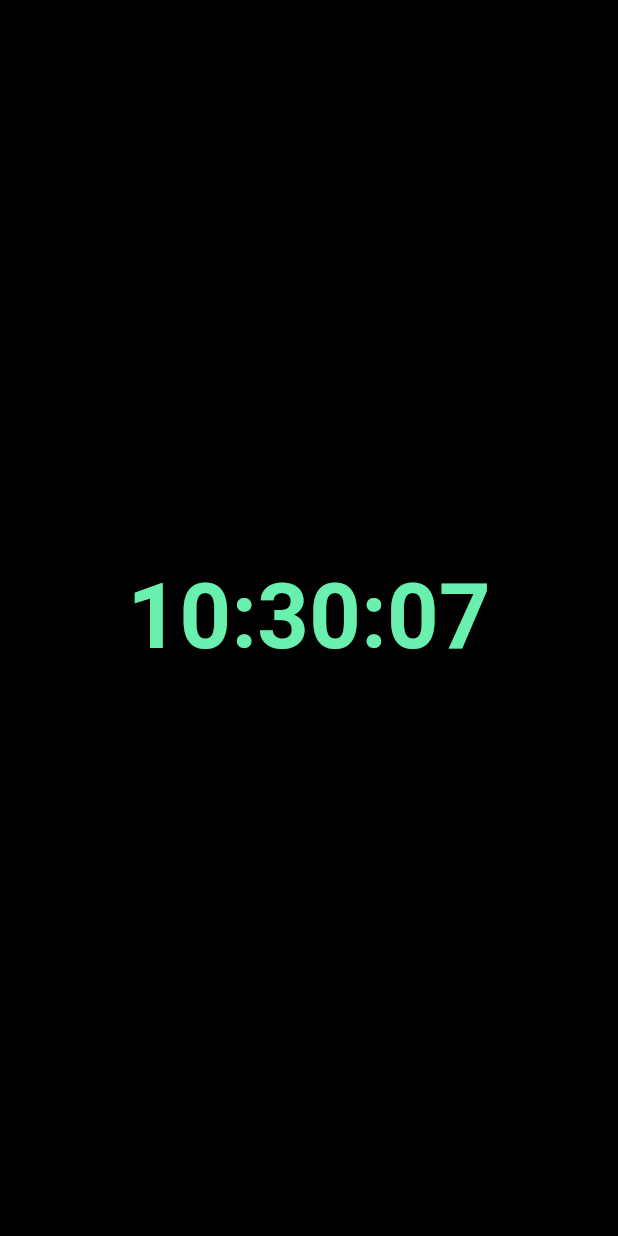
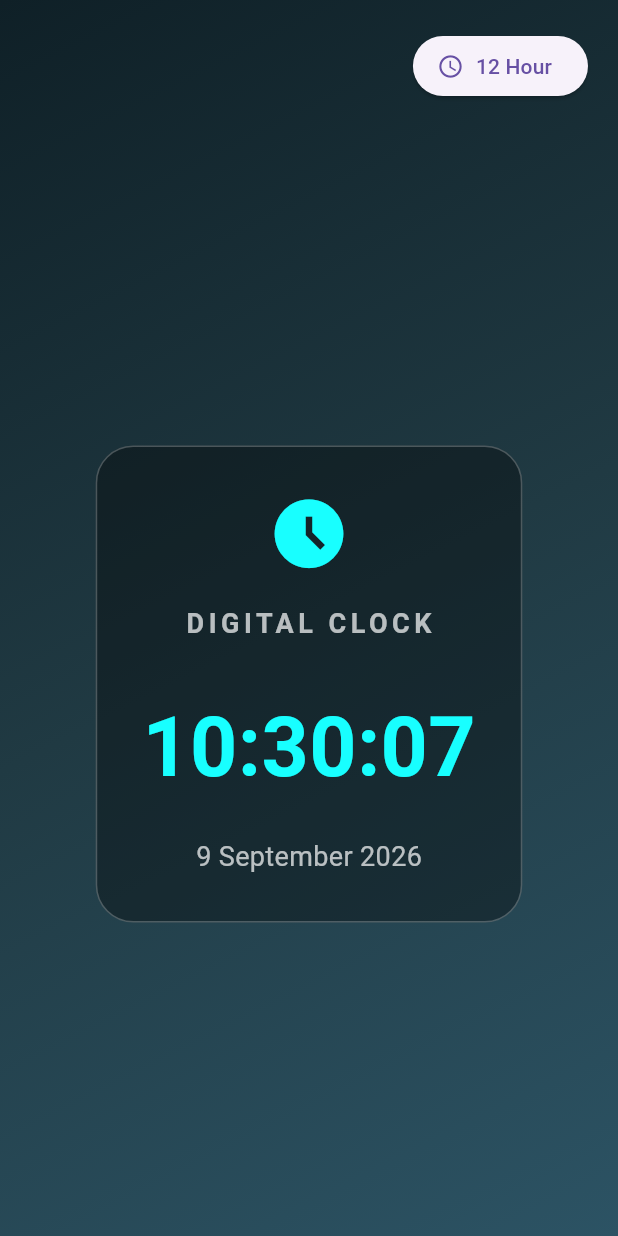
Before and after one commit to sainitheesh07/digital_clock_app, a Flutter app: the screen it shows after launch, on a phone screen of 412 x 824 dp. Run offline on Flutter 3.47's test engine with Material 3 defaults, Android fonts, the phone set to English and light mode, and no system bars.

Commit message:
Improve digital clock UI design

```diff
--- a/lib/main.dart
+++ b/lib/main.dart
@@ -27,6 +27,7 @@ class DigitalClockScreen extends StatefulWidget {
 class _DigitalClockScreenState extends State<DigitalClockScreen> {
   DateTime currentTime = DateTime.now();
   Timer? timer;
+  bool is24HourFormat = true;
 
   @override
   void initState() {
@@ -45,26 +46,163 @@ class _DigitalClockScreenState extends State<DigitalClockScreen> {
     super.dispose();
   }
 
-  String formatTime(int value) {
+  String formatNumber(int value) {
     return value.toString().padLeft(2, '0');
+  }
+
+  String getMonth(int month) {
+    const months = [
+      'January',
+      'February',
+      'March',
+      'April',
+      'May',
+      'June',
+      'July',
+      'August',
+      'September',
+      'October',
+      'November',
+      'December',
+    ];
+
+    return months[month - 1];
+  }
+
+  String getTime() {
+    int hour = currentTime.hour;
+
+    if (is24HourFormat) {
+      return '${formatNumber(hour)}:'
+          '${formatNumber(currentTime.minute)}:'
+          '${formatNumber(currentTime.second)}';
+    } else {
+      final displayHour = hour % 12 == 0 ? 12 : hour % 12;
+
+      return '${formatNumber(displayHour)}:'
+          '${formatNumber(currentTime.minute)}:'
+          '${formatNumber(currentTime.second)}';
+    }
+  }
+
+  String getPeriod() {
+    return currentTime.hour >= 12 ? 'PM' : 'AM';
   }
 
   @override
   Widget build(BuildContext context) {
-    String time =
-        '${formatTime(currentTime.hour)}:'
-        '${formatTime(currentTime.minute)}:'
-        '${formatTime(currentTime.second)}';
+    final time = getTime();
+
+    final date =
+        '${currentTime.day} ${getMonth(currentTime.month)} ${currentTime.year}';
 
     return Scaffold(
-      backgroundColor: Colors.black,
-      body: Center(
-        child: Text(
-          time,
-          style: const TextStyle(
-            fontSize: 60,
-            fontWeight: FontWeight.bold,
-            color: Colors.greenAccent,
+      body: Container(
+        width: double.infinity,
+        decoration: const BoxDecoration(
+          gradient: LinearGradient(
+            colors: [
+              Color(0xFF0F2027),
+              Color(0xFF203A43),
+              Color(0xFF2C5364),
+            ],
+            begin: Alignment.topLeft,
+            end: Alignment.bottomRight,
+          ),
+        ),
+        child: SafeArea(
+          child: Column(
+            children: [
+              Align(
+                alignment: Alignment.topRight,
+                child: Padding(
+                  padding: const EdgeInsets.all(20),
+                  child: ElevatedButton.icon(
+                    onPressed: () {
+                      setState(() {
+                        is24HourFormat = !is24HourFormat;
+                      });
+                    },
+                    icon: const Icon(Icons.access_time),
+                    label: Text(
+                      is24HourFormat ? '12 Hour' : '24 Hour',
+                    ),
+                  ),
+                ),
+              ),
+
+              Expanded(
+                child: Center(
+                  child: Container(
+                    margin: const EdgeInsets.all(25),
+                    padding: const EdgeInsets.all(30),
+                    decoration: BoxDecoration(
+                      color: Colors.black.withOpacity(0.35),
+                      borderRadius: BorderRadius.circular(25),
+                      border: Border.all(
+                        color: Colors.white24,
+                      ),
+                    ),
+                    child: Column(
+                      mainAxisSize: MainAxisSize.min,
+                      children: [
+                        const Icon(
+                          Icons.access_time_filled,
+                          color: Colors.cyanAccent,
+                          size: 55,
+                        ),
+
+                        const SizedBox(height: 20),
+
+                        const Text(
+                          'DIGITAL CLOCK',
+                          style: TextStyle(
+                            color: Colors.white70,
+                            fontSize: 18,
+                            fontWeight: FontWeight.bold,
+                            letterSpacing: 3,
+                          ),
+                        ),
+
+                        const SizedBox(height: 30),
+
+                        Text(
+                          time,
+                          style: const TextStyle(
+                            fontSize: 55,
+                            fontWeight: FontWeight.bold,
+                            color: Colors.cyanAccent,
+                          ),
+                        ),
+
+                        if (!is24HourFormat)
+                          Padding(
+                            padding: const EdgeInsets.only(top: 8),
+                            child: Text(
+                              getPeriod(),
+                              style: const TextStyle(
+                                color: Colors.white,
+                                fontSize: 20,
+                                fontWeight: FontWeight.bold,
+                              ),
+                            ),
+                          ),
+
+                        const SizedBox(height: 20),
+
+                        Text(
+                          date,
+                          style: const TextStyle(
+                            color: Colors.white70,
+                            fontSize: 18,
+                          ),
+                        ),
+                      ],
+                    ),
+                  ),
+                ),
+              ),
+            ],
           ),
         ),
       ),
```
